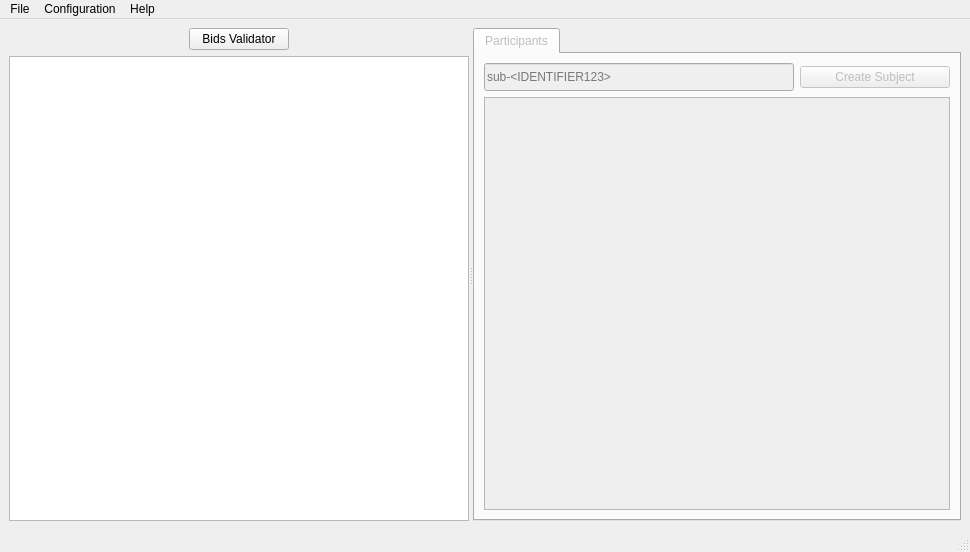
Old version of the form bidsificator/forms/MainWindow.ui in the repository HIP-infrastructure/Bidsificator.
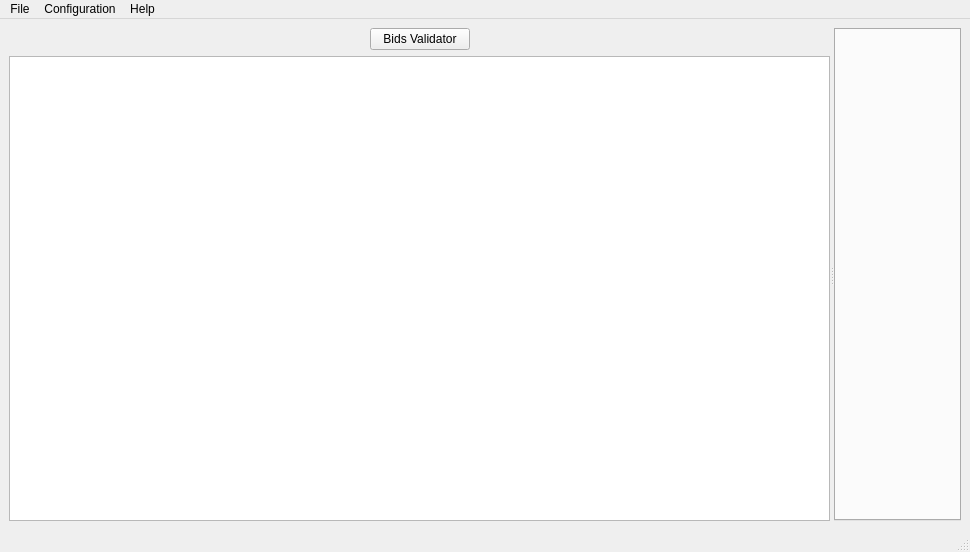
New version of the form. Custom widgets are drawn as their Qt base class.

Commit message: refactor: split Participants tab into its own .ui + QWidget; finish 9d (#36)

Diff of the .ui file:
```diff
--- a/bidsificator/forms/MainWindow.ui
+++ b/bidsificator/forms/MainWindow.ui
@@ -96,73 +96,6 @@
        <property name="currentIndex">
         <number>0</number>
        </property>
-       <widget class="QWidget" name="ParticipantsTab">
-        <attribute name="title">
-         <string>Participants</string>
-        </attribute>
-        <layout class="QGridLayout" name="gridLayout_2">
-         <item row="0" column="0">
-          <layout class="QHBoxLayout" name="CreateSubjectLayout">
-           <item>
-            <widget class="QLineEdit" name="SubjectLineEdit">
-             <property name="minimumSize">
-              <size>
-               <width>0</width>
-               <height>28</height>
-              </size>
-             </property>
-             <property name="maximumSize">
-              <size>
-               <width>16777215</width>
-               <height>28</height>
-              </size>
-             </property>
-             <property name="inputMask">
-              <string/>
-             </property>
-             <property name="text">
-              <string/>
-             </property>
-             <property name="maxLength">
-              <number>32767</number>
-             </property>
-             <property name="cursorPosition">
-              <number>0</number>
-             </property>
-             <property name="placeholderText">
-              <string>sub-&lt;IDENTIFIER123&gt;</string>
-             </property>
-             <property name="cursorMoveStyle">
-              <enum>Qt::CursorMoveStyle::VisualMoveStyle</enum>
-             </property>
-            </widget>
-           </item>
-           <item>
-            <widget class="QPushButton" name="CreateSubjectPushButton">
-             <property name="minimumSize">
-              <size>
-               <width>150</width>
-               <height>0</height>
-              </size>
-             </property>
-             <property name="maximumSize">
-              <size>
-               <width>150</width>
-               <height>16777215</height>
-              </size>
-             </property>
-             <property name="text">
-              <string>Create Subject</string>
-             </property>
-            </widget>
-           </item>
-          </layout>
-         </item>
-         <item row="1" column="0">
-          <widget class="PatientTableWidget" name="tableWidget"/>
-         </item>
-        </layout>
-       </widget>
       </widget>
      </widget>
     </item>
@@ -238,13 +171,6 @@
    </property>
   </action>
  </widget>
- <customwidgets>
-  <customwidget>
-   <class>PatientTableWidget</class>
-   <extends>QTableWidget</extends>
-   <header>..ui.PatientTableWidget</header>
-  </customwidget>
- </customwidgets>
  <resources/>
  <connections/>
 </ui>
```
The commit also changes 9 other files.
